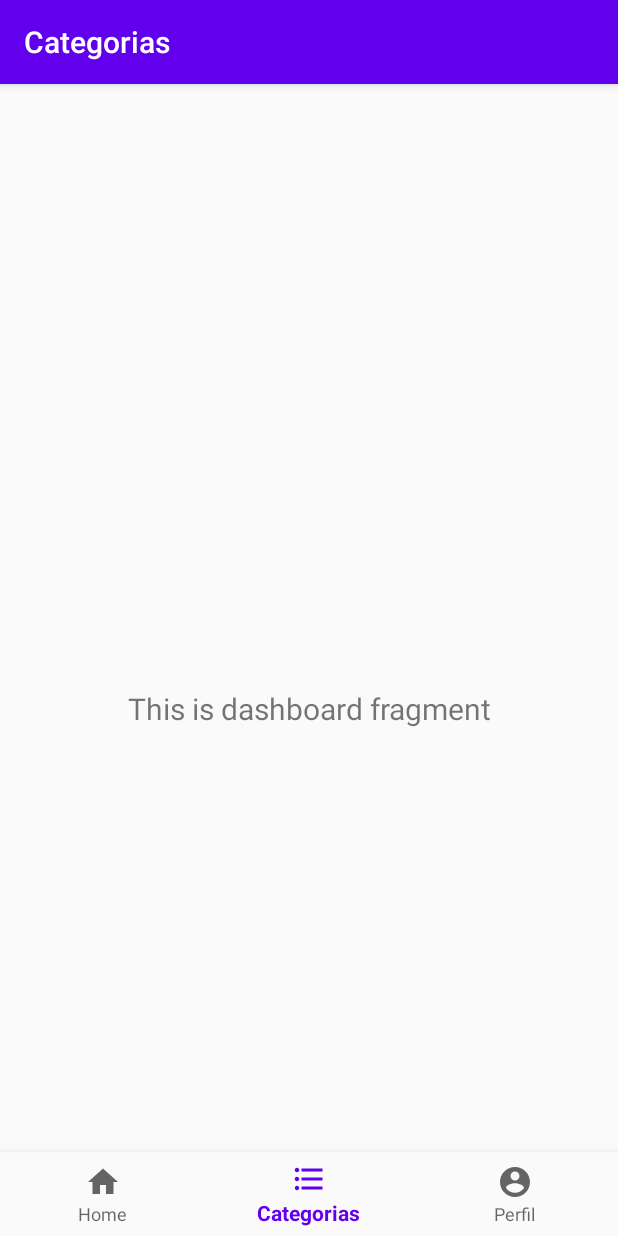
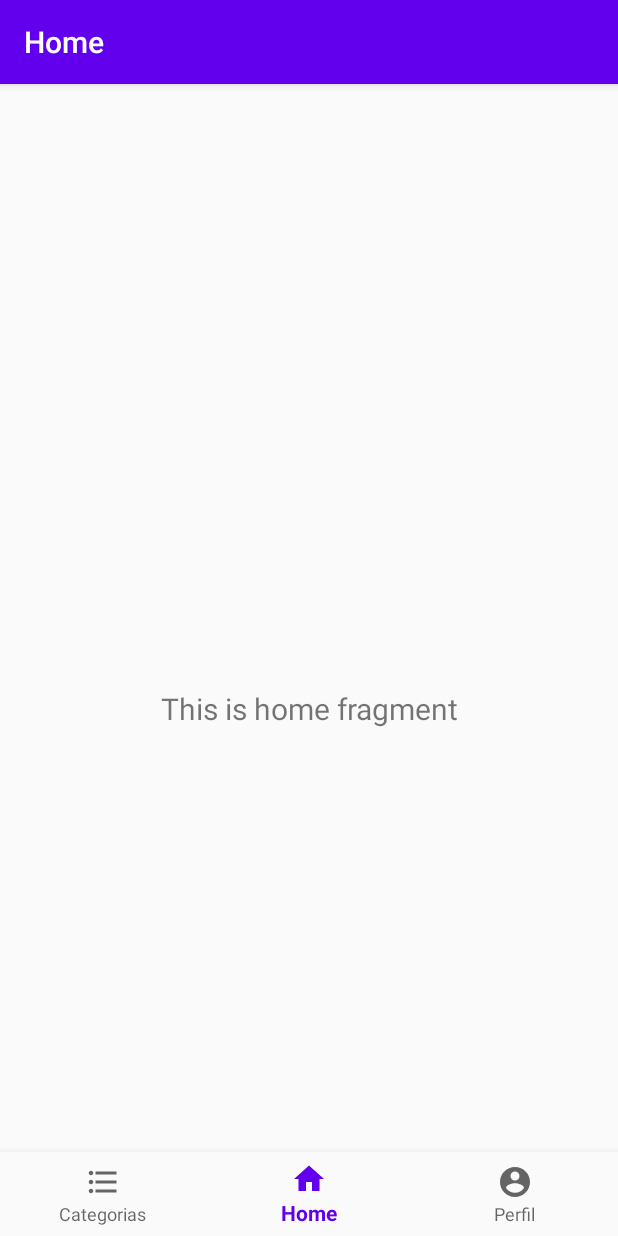
Before and after one commit to Sergio55Veliz/PST_TA5_G1, an Android app: the NavegationActivity screen opened directly, with no data from a screen before it, item 2 of the bottom bar chosen, on a phone screen of 412 x 824 dp. Run offline under Robolectric (Android 15) with nearby library versions, the phone set to English and light mode, and no system bars; our stand-ins replace navigation-ui.

Commit message:
Se eliminaron vectores sobrantes y se modifico el /menu/bottom_nav_menu.xml

```diff
--- a/app/src/main/java/com/example/amst1/NavegationActivity.java
+++ b/app/src/main/java/com/example/amst1/NavegationActivity.java
@@ -20,7 +20,7 @@ public class NavegationActivity extends AppCompatActivity {
         // Passing each menu ID as a set of Ids because each
         // menu should be considered as top level destinations.
         AppBarConfiguration appBarConfiguration = new AppBarConfiguration.Builder(
-                R.id.navigation_home, R.id.navigation_dashboard, R.id.navigation_notifications)
+                R.id.navigation_home, R.id.navigation_categorie, R.id.navigation_perfil)
                 .build();
         NavController navController = Navigation.findNavController(this, R.id.nav_host_fragment);
         NavigationUI.setupActionBarWithNavController(this, navController, appBarConfiguration);
--- a/app/src/main/res/drawable/ic_dashboard_black_24dp.xml
+++ /dev/null
@@ -1,9 +0,0 @@
-<vector xmlns:android="http://schemas.android.com/apk/res/android"
-    android:width="24dp"
-    android:height="24dp"
-    android:viewportWidth="24.0"
-    android:viewportHeight="24.0">
-    <path
-        android:fillColor="#1B7470"
-        android:pathData="M4,10.5c-0.83,0 -1.5,0.67 -1.5,1.5s0.67,1.5 1.5,1.5 1.5,-0.67 1.5,-1.5 -0.67,-1.5 -1.5,-1.5zM4,4.5c-0.83,0 -1.5,0.67 -1.5,1.5S3.17,7.5 4,7.5 5.5,6.83 5.5,6 4.83,4.5 4,4.5zM4,16.5c-0.83,0 -1.5,0.68 -1.5,1.5s0.68,1.5 1.5,1.5 1.5,-0.68 1.5,-1.5 -0.67,-1.5 -1.5,-1.5zM7,19h14v-2L7,17v2zM7,13h14v-2L7,11v2zM7,5v2h14L21,5L7,5z" />
-</vector>
--- a/app/src/main/res/drawable/ic_notifications_black_24dp.xml
+++ /dev/null
@@ -1,9 +0,0 @@
-<vector xmlns:android="http://schemas.android.com/apk/res/android"
-    android:width="24dp"
-    android:height="24dp"
-    android:viewportWidth="24.0"
-    android:viewportHeight="24.0">
-    <path
-        android:fillColor="#1B7470"
-        android:pathData="M12,2C6.48,2 2,6.48 2,12s4.48,10 10,10 10,-4.48 10,-10S17.52,2 12,2zM12,5c1.66,0 3,1.34 3,3s-1.34,3 -3,3 -3,-1.34 -3,-3 1.34,-3 3,-3zM12,19.2c-2.5,0 -4.71,-1.28 -6,-3.22 0.03,-1.99 4,-3.08 6,-3.08 1.99,0 5.97,1.09 6,3.08 -1.29,1.94 -3.5,3.22 -6,3.22z" />
-</vector>
--- a/app/src/main/res/menu/bottom_nav_menu.xml
+++ b/app/src/main/res/menu/bottom_nav_menu.xml
@@ -1,5 +1,10 @@
 <?xml version="1.0" encoding="utf-8"?>
 <menu xmlns:android="http://schemas.android.com/apk/res/android">
+
+    <item
+        android:id="@+id/navigation_categorie"
+        android:icon="@drawable/ic_baseline_format_list_bulleted_24"
+        android:title="@string/title_categories" />
 
     <item
         android:id="@+id/navigation_home"
@@ -7,13 +12,8 @@
         android:title="@string/title_home" />
 
     <item
-        android:id="@+id/navigation_dashboard"
-        android:icon="@drawable/ic_dashboard_black_24dp"
-        android:title="@string/title_dashboard" />
-
-    <item
-        android:id="@+id/navigation_notifications"
-        android:icon="@drawable/ic_notifications_black_24dp"
-        android:title="@string/title_notifications" />
+        android:id="@+id/navigation_perfil"
+        android:icon="@drawable/ic_baseline_account_circle_24"
+        android:title="@string/title_perfil" />
 
 </menu>
--- a/app/src/main/res/navigation/mobile_navigation.xml
+++ b/app/src/main/res/navigation/mobile_navigation.xml
@@ -12,13 +12,13 @@
         tools:layout="@layout/fragment_home" />
 
     <fragment
-        android:id="@+id/navigation_dashboard"
+        android:id="@+id/navigation_categorie"
         android:name="com.example.amst1.ui.dashboard.DashboardFragment"
         android:label="@string/title_dashboard"
         tools:layout="@layout/fragment_dashboard" />
 
     <fragment
-        android:id="@+id/navigation_notifications"
+        android:id="@+id/navigation_perfil"
         android:name="com.example.amst1.ui.notifications.NotificationsFragment"
         android:label="@string/title_notifications"
         tools:layout="@layout/fragment_notifications" />
--- a/app/src/main/res/values/strings.xml
+++ b/app/src/main/res/values/strings.xml
@@ -1,8 +1,8 @@
 <resources>
     <string name="app_name">AMST[1]</string>
     <string name="title_home">Home</string>
-    <string name="title_dashboard">Categorias</string>
-    <string name="title_notifications">Perfil</string>
+    <string name="title_categories">Categorias</string>
+    <string name="title_perfil">Perfil</string>
     <string name="title_activity_login">LoginActivity</string>
     <string name="prompt_email">Email</string>
     <string name="prompt_password">Password</string>
```
